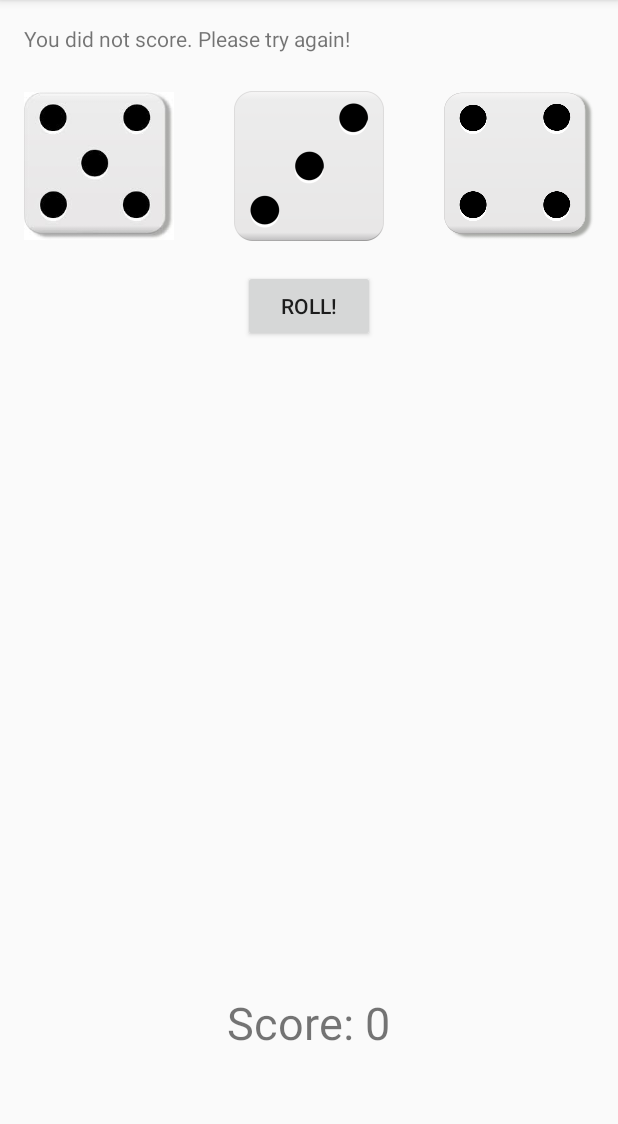
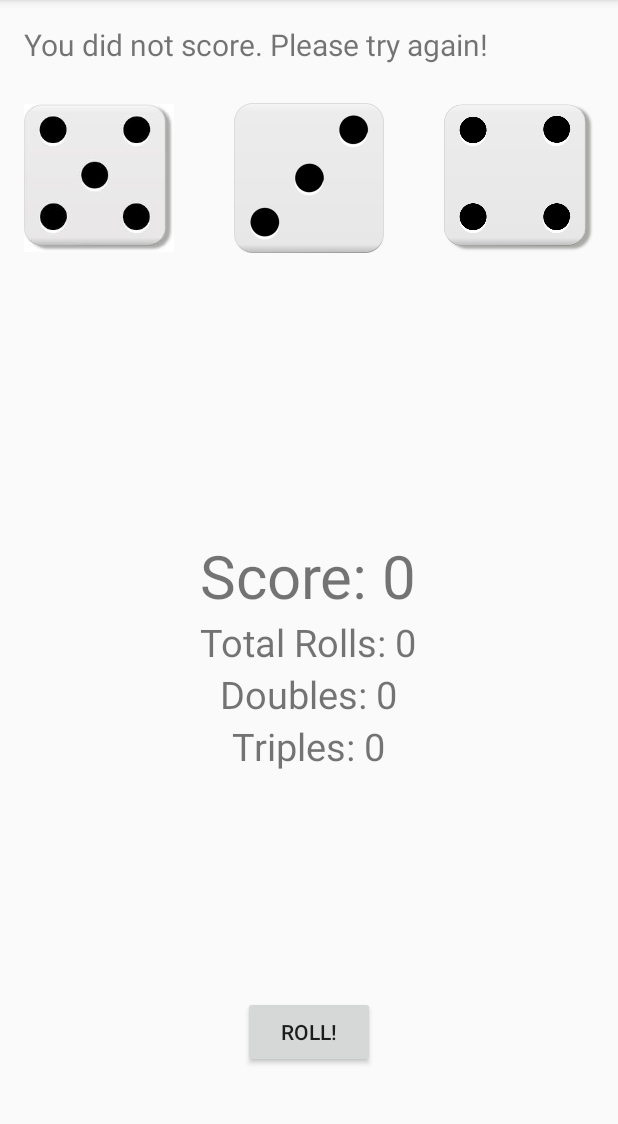
Before and after one commit to sidharath24/FirstGameApp, an Android app: the screen it shows after launch (MainActivity), after a tap on "ROLL!", on a phone screen of 412 x 824 dp, the part 84-1208 px from its top. Run offline under Robolectric (Android 15) with nearby library versions, the phone set to English and light mode, and no system bars.

Commit message:
Made the UI better and addded more functionality to the app

```diff
--- a/app/src/main/res/layout/activity_main.xml
+++ b/app/src/main/res/layout/activity_main.xml
@@ -14,20 +14,13 @@
     android:paddingBottom="16dp">
 
     <TextView
+        android:id="@+id/rollResult"
         android:layout_width="wrap_content"
         android:layout_height="wrap_content"
         android:text="Let's play DiceOut!"
-        android:id="@+id/rollResult"/>
+        android:textSize="20dp" />
 
-    <Button
-        android:id="@+id/rollButton"
-        android:layout_width="wrap_content"
-        android:layout_height="wrap_content"
-        android:layout_centerHorizontal="true"
-        android:layout_below="@+id/die2Image"
-        android:layout_marginTop="19dp"
-        android:text="Roll!"
-        android:onClick="rollDice"/>
+
     <ImageView
         android:layout_width="100dp"
         android:layout_height="100dp"
@@ -55,15 +48,47 @@
         android:layout_alignParentRight="true"
         android:src="@drawable/face1"/>
 
-    <TextView
+    <Button
+        android:id="@+id/rollButton"
         android:layout_width="wrap_content"
         android:layout_height="wrap_content"
         android:layout_alignParentBottom="true"
         android:layout_centerHorizontal="true"
+        android:text="Roll!"
+        android:layout_marginBottom="40dp"
+        android:onClick="rollDice"/>
+
+    <TextView
+        android:layout_width="wrap_content"
+        android:layout_height="wrap_content"
+        android:layout_centerHorizontal="true"
+        android:layout_centerVertical="true"
         android:text="Score: 0"
-        android:layout_marginBottom="50dp"
-        android:textSize="30dp"
+        android:textSize="40dp"
         android:id="@+id/scoreText"/>
+    <TextView
+        android:layout_width="wrap_content"
+        android:layout_height="wrap_content"
+        android:text="Total Rolls: 0"
+        android:layout_below="@id/scoreText"
+        android:layout_centerHorizontal="true"
+        android:textSize="25dp"
+        android:id="@+id/rollsText"/>
+    <TextView
+        android:layout_width="wrap_content"
+        android:layout_height="wrap_content"
+        android:text="Doubles: 0"
+        android:layout_below="@+id/rollsText"
+        android:layout_centerHorizontal="true"
+        android:textSize="25dp"
+        android:id="@+id/doublesText"/>
+    <TextView
+        android:layout_width="wrap_content"
+        android:layout_height="wrap_content"
+        android:text="Triples: 0"
+        android:layout_below="@+id/doublesText"
+        android:layout_centerHorizontal="true"
+        android:textSize="25dp"/>
 </RelativeLayout>
 
 </android.support.constraint.ConstraintLayout>
```
